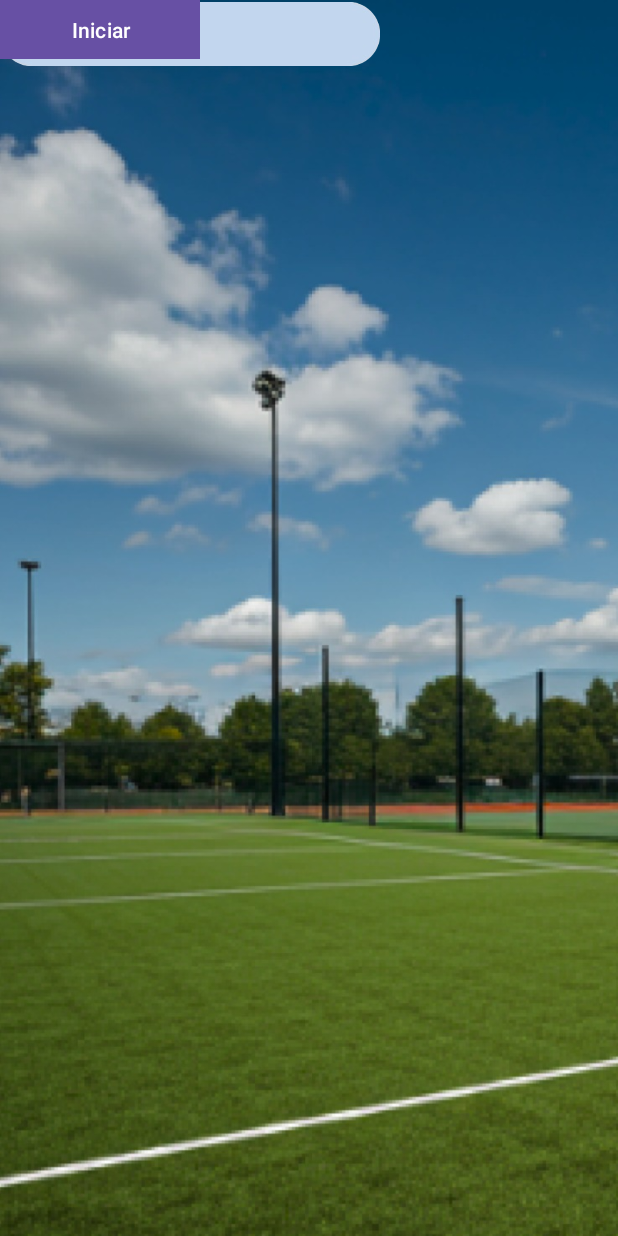
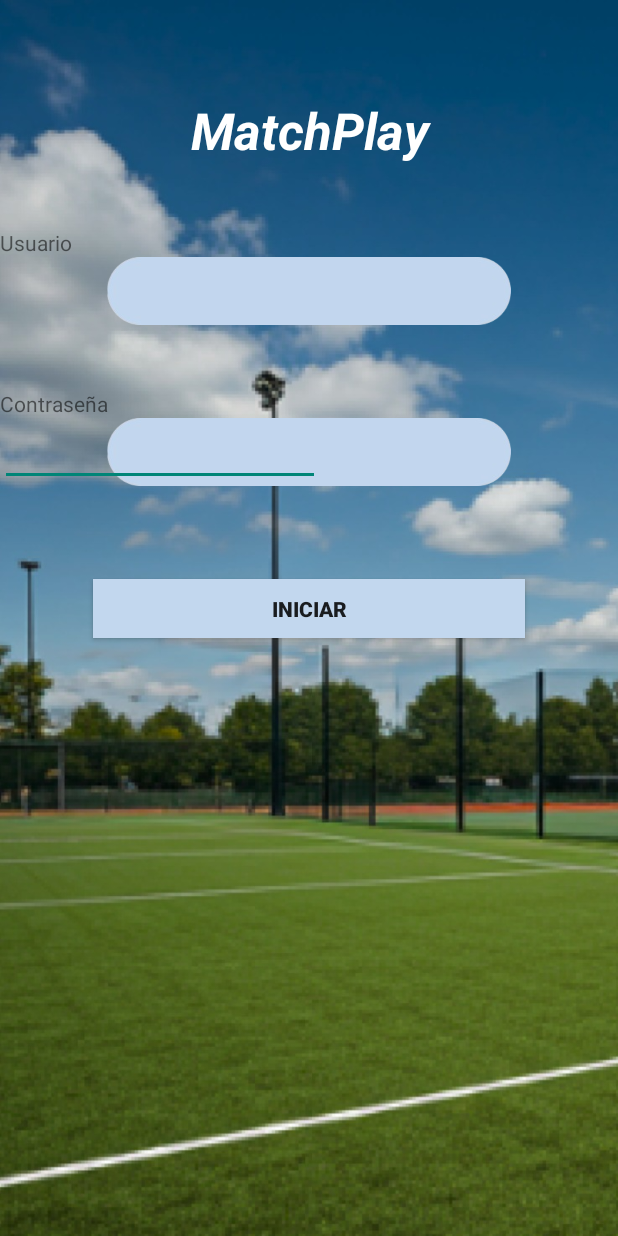
Before and after one commit to SebastianDRC/Matchplay, an Android app: the screen it shows after launch (MainActivity), on a phone screen of 412 x 824 dp. Run offline under Robolectric (Android 15) with nearby library versions, the phone set to English and light mode, and no system bars.

Commit message:
Avance loggin

```diff
--- a/app/src/main/res/layout/activity_main.xml
+++ b/app/src/main/res/layout/activity_main.xml
@@ -7,6 +7,7 @@
     android:layout_height="match_parent"
     tools:context=".MainActivity">
 
+
     <ImageView
         android:id="@+id/imageView5"
         android:layout_width="match_parent"
@@ -14,34 +15,83 @@
         android:scaleType="centerCrop"
         android:src="@drawable/fondo_loggin"
         tools:layout_editor_absoluteX="0dp"
-        tools:layout_editor_absoluteY="0dp" />
+        tools:layout_editor_absoluteY="-50dp" />
+
+    <ImageView
+        android:id="@+id/imageView7"
+        android:layout_width="match_parent"
+        android:layout_height="45dp"
+        android:layout_marginTop="62dp"
+        app:layout_constraintTop_toBottomOf="@+id/imageView6"
+        app:srcCompat="@drawable/fondo_escribir"
+        tools:layout_editor_absoluteX="0dp" />
 
     <ImageView
         android:id="@+id/imageView6"
-        android:layout_width="253dp"
+        android:layout_width="match_parent"
         android:layout_height="45dp"
+        android:layout_marginTop="62dp"
+        app:layout_constraintTop_toBottomOf="@+id/Titulo"
         app:srcCompat="@drawable/fondo_escribir"
-        tools:layout_editor_absoluteX="65dp"
-        tools:layout_editor_absoluteY="229dp" />
+        tools:layout_editor_absoluteX="0dp" />
 
-    <ImageView
-        android:id="@+id/imageView6"
-        android:layout_width="253dp"
-        android:layout_height="45dp"
-        app:srcCompat="@drawable/fondo_escribir"
-        tools:layout_editor_absoluteX="65dp"
-        tools:layout_editor_absoluteY="334dp" />
+    <TextView
+        android:id="@+id/Titulo"
+        android:layout_width="match_parent"
+        android:layout_height="wrap_content"
+        android:layout_marginTop="64dp"
+        android:text="MatchPlay"
+        android:textColor="@color/white"
+        android:textSize="34sp"
+        android:textStyle="bold|italic"
+        android:gravity="center"
+        app:layout_constraintTop_toTopOf="parent"
+        tools:layout_editor_absoluteX="101dp" />
+
+
+    <TextView
+        android:id="@+id/Contraseña"
+        android:layout_width="wrap_content"
+        android:layout_height="wrap_content"
+        android:text="Usuario"
+        app:layout_constraintBottom_toTopOf="@+id/imageView6"
+        tools:layout_editor_absoluteX="66dp" />
+
+    <TextView
+        android:id="@+id/Contraseña"
+        android:layout_width="wrap_content"
+        android:layout_height="wrap_content"
+        android:text="Contraseña"
+        app:layout_constraintBottom_toTopOf="@+id/imageView7"
+        tools:layout_editor_absoluteX="66dp" />
 
     <Button
         android:id="@+id/iniciar_app"
-        android:layout_width="133dp"
+        android:layout_width="match_parent"
         android:layout_height="39dp"
+        android:layout_marginStart="62dp"
+        android:layout_marginTop="62dp"
+        android:layout_marginEnd="62dp"
         android:background="@color/azul_claro"
-        android:backgroundTint="@color/azul_claro"
-        android:backgroundTintMode="screen"
         android:text="Iniciar"
-        tools:layout_editor_absoluteX="114dp"
-        tools:layout_editor_absoluteY="437dp" />
+        android:textStyle="bold"
+        app:layout_constraintEnd_toEndOf="parent"
+        app:layout_constraintStart_toStartOf="parent"
+        app:layout_constraintTop_toBottomOf="@+id/imageView7" />
+
+
+
+    <EditText
+        android:id="@+id/editTextText5"
+        android:layout_width="wrap_content"
+        android:layout_height="wrap_content"
+        android:layout_marginTop="62dp"
+        android:ems="10"
+        android:inputType="text"
+        app:layout_constraintTop_toBottomOf="@+id/imageView6"
+        tools:layout_editor_absoluteX="75dp" />
+
+
 
 
 </androidx.constraintlayout.widget.ConstraintLayout>
--- a/app/src/main/res/values-night/themes.xml
+++ b/app/src/main/res/values-night/themes.xml
@@ -1,6 +1,6 @@
 <resources xmlns:tools="http://schemas.android.com/tools">
     <!-- Base application theme. -->
-    <style name="Base.Theme.Matchplay" parent="Theme.Material3.DayNight.NoActionBar">
+    <style name="Base.Theme.Matchplay" parent="Theme.AppCompat.Light.NoActionBar">
         <!-- Customize your dark theme here. -->
         <!-- <item name="colorPrimary">@color/my_dark_primary</item> -->
     </style>
--- a/app/src/main/res/values/themes.xml
+++ b/app/src/main/res/values/themes.xml
@@ -1,6 +1,6 @@
 <resources xmlns:tools="http://schemas.android.com/tools">
     <!-- Base application theme. -->
-    <style name="Base.Theme.Matchplay" parent="Theme.Material3.DayNight.NoActionBar">
+    <style name="Base.Theme.Matchplay" parent="Theme.AppCompat.Light.NoActionBar">
         <!-- Customize your light theme here. -->
         <!-- <item name="colorPrimary">@color/my_light_primary</item> -->
     </style>
```
